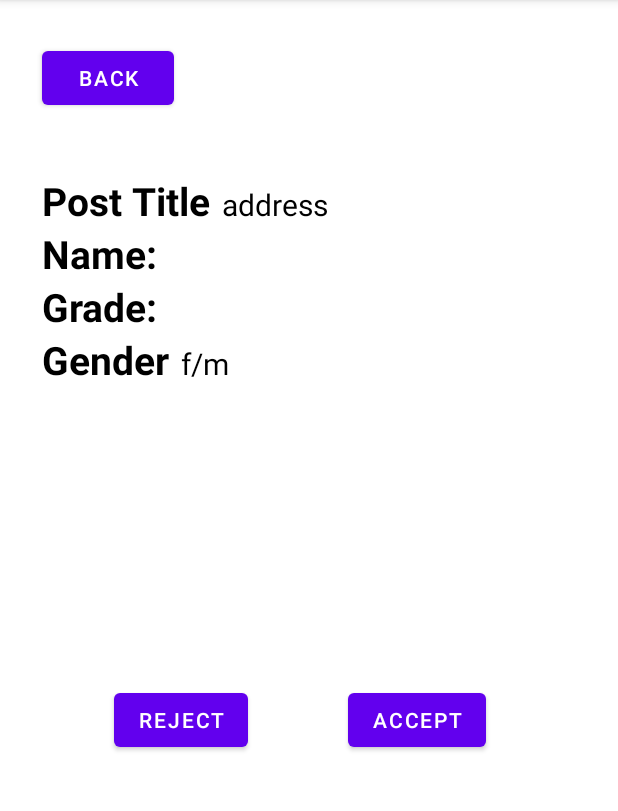
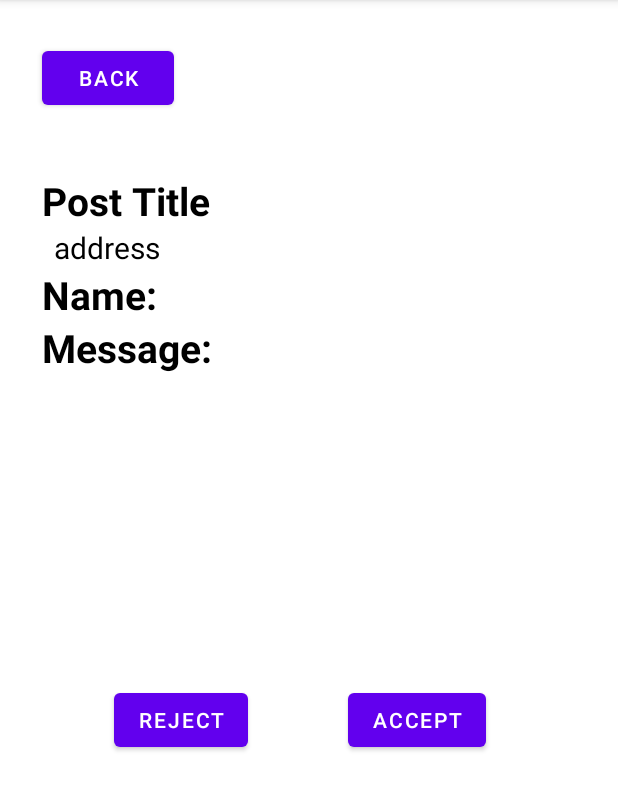
Before and after one commit to choaly/Homeshare, an Android app: the ResponseDetails screen opened directly, with no data from a screen before it, on a phone screen of 412 x 824 dp, the part 84-895 px from its top. Run offline under Robolectric (Android 15) with nearby library versions, the phone set to English and light mode, and no system bars; our stand-ins replace Firebase (no records; nobody signed in at launch, a user with empty details on screens opened directly).

Commit message:
response + reject

```diff
--- a/app/src/main/java/com/example/homeshare/ResponseDetails.java
+++ b/app/src/main/java/com/example/homeshare/ResponseDetails.java
@@ -1,5 +1,6 @@
 package com.example.homeshare;
 
+import androidx.annotation.NonNull;
 import androidx.appcompat.app.AppCompatActivity;
 import androidx.fragment.app.Fragment;
 import androidx.fragment.app.FragmentManager;
@@ -10,7 +11,19 @@ import android.os.Bundle;
 import android.view.View;
 import android.widget.TextView;
 
+import com.google.firebase.database.DataSnapshot;
+import com.google.firebase.database.DatabaseError;
+import com.google.firebase.database.DatabaseReference;
+import com.google.firebase.database.FirebaseDatabase;
+import com.google.firebase.database.ValueEventListener;
+
+import java.util.Objects;
+
 public class ResponseDetails extends AppCompatActivity {
+
+    DatabaseReference reference;
+
+    String listingID, responseID, posterID;
 
     @Override
     protected void onCreate(Bundle savedInstanceState) {
@@ -20,9 +33,9 @@ public class ResponseDetails extends AppCompatActivity {
         Intent intent = getIntent();
         String name = intent.getStringExtra("name");
         String grade = intent.getStringExtra("message");
-
-        TextView backButton = (TextView) findViewById(R.id.backButton);
-        backButton.setOnClickListener(this::onClickBack);
+        listingID = intent.getStringExtra("listingId");
+        responseID = intent.getStringExtra("responseId");
+        posterID = intent.getStringExtra("posterId");
 
         TextView responderName =  (TextView) findViewById(R.id.detailResponderName);
         responderName.setText(name);
@@ -30,13 +43,49 @@ public class ResponseDetails extends AppCompatActivity {
         TextView responderGrade =  (TextView) findViewById(R.id.detailResponderGrade);
         responderGrade.setText(grade);
 
+        TextView rejectBtn = (TextView) findViewById(R.id.rejectButton);
+        rejectBtn.setOnClickListener(this::onClickReject);
+
+        TextView acceptBtn = (TextView) findViewById(R.id.acceptButton);
+        acceptBtn.setOnClickListener(this::onClickAccept);
+
+        TextView backButton = (TextView)findViewById(R.id.backButton);
+        backButton.setOnClickListener(this::onClickBack);
+
+    }
+
+    private void onClickAccept(View view) {
+        // get the responderId
+        // "Listings" -> "confirmedMatches" ->
+
+        // need to get num of spots availible
+
+    }
+
+    private void onClickReject(View view) {
+        reference = FirebaseDatabase.getInstance().getReference();
+        reference.addListenerForSingleValueEvent(new ValueEventListener() {
+            @Override
+            public void onDataChange(@NonNull DataSnapshot snapshot) {
+                snapshot.child("Listings").child(listingID).child("responses").child(responseID).getRef().removeValue();
+                DataSnapshot notifs = snapshot.child("Users").child(posterID).child("notifications");
+                for (DataSnapshot n : notifs.getChildren()) {
+                    if (Objects.equals(n.child("responseKey").getValue(String.class), responseID)){
+                        n.getRef().removeValue();
+                    }
+                }
+            }
+            @Override
+            public void onCancelled(@NonNull DatabaseError error) {
+            }
+        });
+        finish();
     }
 
     private void onClickBack(View view) {
-        Intent intent = new Intent(this, Home.class);
-        intent.putExtra("backBtnFrom", "responseDetailsPage");
-        startActivity(intent);
+        finish();
         return;
     }
 
+
 }
--- a/app/src/main/res/layout/activity_response_details.xml
+++ b/app/src/main/res/layout/activity_response_details.xml
@@ -29,7 +29,13 @@
                 android:textColor="@color/black"
                 android:textSize="26sp"
                 android:textStyle="bold" />
+        </LinearLayout>
 
+        <LinearLayout
+            android:layout_width="wrap_content"
+            android:layout_height="wrap_content"
+            android:layout_gravity="center_vertical"
+            android:orientation="horizontal">
             <TextView
             android:id="@+id/detailPostTitle"
             android:layout_width="wrap_content"
@@ -73,7 +79,7 @@
             <TextView
                 android:layout_width="wrap_content"
                 android:layout_height="wrap_content"
-                android:text="Grade:"
+                android:text="Message:"
                 android:textColor="@color/black"
                 android:textSize="26sp"
                 android:textStyle="bold" />
@@ -84,30 +90,6 @@
                 android:layout_height="wrap_content"
                 android:layout_marginLeft="8dp"
                 android:text="grade"
-                android:textColor="@color/black"
-                android:textSize="20sp" />
-        </LinearLayout>
-
-        <LinearLayout
-            android:layout_width="wrap_content"
-            android:layout_height="wrap_content"
-            android:layout_gravity="center_vertical"
-            android:orientation="horizontal">
-
-            <TextView
-                android:layout_width="wrap_content"
-                android:layout_height="wrap_content"
-                android:text="Gender"
-                android:textColor="@color/black"
-                android:textSize="26sp"
-                android:textStyle="bold" />
-
-            <TextView
-                android:id="@+id/detailResponderGender"
-                android:layout_width="wrap_content"
-                android:layout_height="wrap_content"
-                android:layout_marginLeft="8dp"
-                android:text="f/m"
                 android:textColor="@color/black"
                 android:textSize="20sp" />
         </LinearLayout>
@@ -126,7 +108,7 @@
         app:layout_constraintTop_toTopOf="parent" />
 
     <Button
-        android:id="@+id/button2"
+        android:id="@+id/acceptButton"
         android:layout_width="wrap_content"
         android:layout_height="wrap_content"
         android:layout_marginEnd="88dp"
@@ -136,12 +118,12 @@
         app:layout_constraintEnd_toEndOf="parent" />
 
     <Button
-        android:id="@+id/button"
+        android:id="@+id/rejectButton"
         android:layout_width="wrap_content"
         android:layout_height="wrap_content"
         android:layout_marginStart="76dp"
         android:text="Reject"
-        app:layout_constraintBaseline_toBaselineOf="@+id/button2"
+        app:layout_constraintBaseline_toBaselineOf="@+id/acceptButton"
         app:layout_constraintStart_toStartOf="parent" />
 
 </androidx.constraintlayout.widget.ConstraintLayout>
```
Also changed, not shown: app/src/main/java/com/example/homeshare/Response.java (+7 -2 lines), app/src/main/java/com/example/homeshare/ResponseNotif.java (+7 -3 lines), app/src/main/java/com/example/homeshare/ResponsesFragment.java (+23 -53 lines), app/src/main/java/com/example/homeshare/SendResponse.java (+7 -4 lines). Lines whose indentation alone changed are shown as unchanged.
